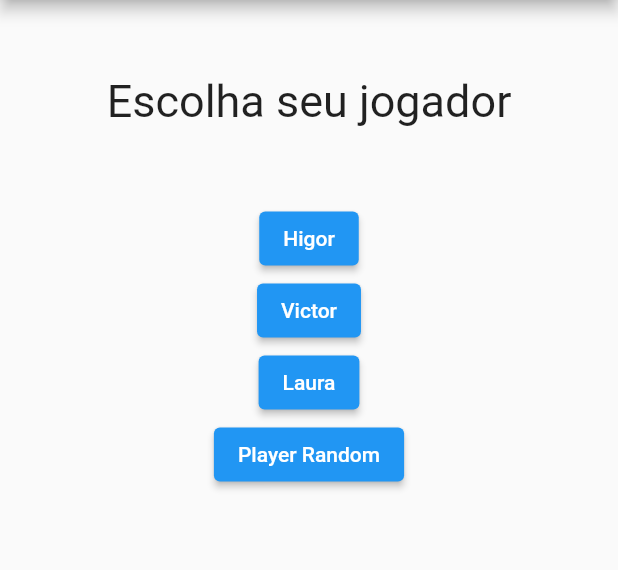
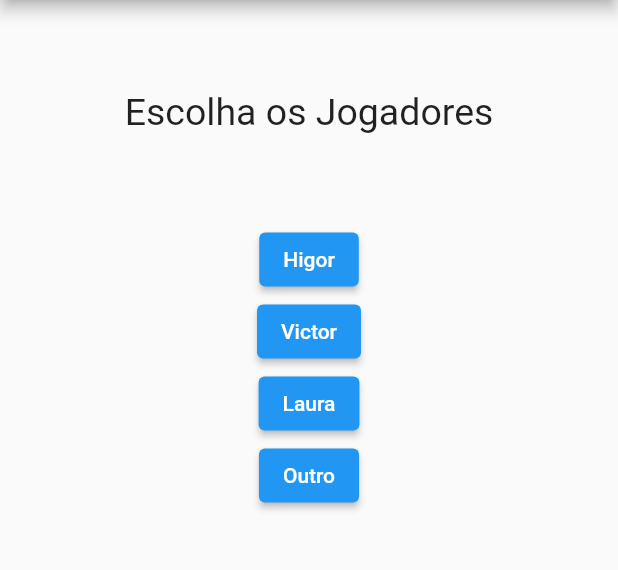
Before and after one commit to higorhbs/AndroidStudioProjects, a Flutter app: the screen it shows after launch, on a phone screen of 412 x 824 dp, the part 84-654 px from its top. Run offline on Flutter 3.47's test engine with Material 2 defaults, Android fonts, the phone set to English and light mode, and no system bars.

Commit message:
Alterações no codigo

```diff
--- a/pingpong/lib/main.dart
+++ b/pingpong/lib/main.dart
@@ -6,24 +6,42 @@ void main() => runApp(const PerguntaApp());
 
 class _PerguntaAppState extends State<PerguntaApp> {
   var _perguntaSelecionada = 0;
+  final _perguntas = const [
+    {
+      'texto': 'Escolha os Jogadores',
+      'respostas': ['Higor', 'Victor', 'Laura', 'Outro'],
+    },
+
+  ];
+  int _counter = 0;
+          void _incrementCounter() {
+    setState(() {
+      _counter++;
+          print(_counter);
+    });
+
+  }
 
   void _responder() {
+    if (temPerguntaSelecionada) {
       setState(() {
         _perguntaSelecionada++;
       });
     }
+  }
+
+  bool get temPerguntaSelecionada {
+    return _perguntaSelecionada < _perguntas.length;
+  }
 
   @override
   Widget build(BuildContext context) {
-    final perguntas = [
-      {
-        'texto': 'Escolha seu jogador',
-        'respostas': ['Higor', 'Victor', 'Laura', 'Player Random'],
-      },
-    ];
+    List<String> respostas = temPerguntaSelecionada
+        ? _perguntas[_perguntaSelecionada]['respostas'] as List<String>
+        : [];
 
-List<String> respostas =
-        perguntas[_perguntaSelecionada]['respostas'] as List<String>;
+
+
 
 
     return MaterialApp(
@@ -31,12 +49,23 @@ List<String> respostas =
         appBar: AppBar(
           title: const Text('Ping Pong'),
         ),
-        body: Column(
+        body: temPerguntaSelecionada
+            ? Column(
                 children: [
-            Questao(perguntas[_perguntaSelecionada]['texto'] as String),
+                  Questao(_perguntas[_perguntaSelecionada]['texto'] as String),
                   ...respostas.map((t) => Resposta(t, _responder)).toList(),
                 ],
+              )
+            : Center(
+            child:
+            ElevatedButton(
+            onPressed: () {
+              _incrementCounter();
+              // Ação a ser executada quando o botão for pressionado
+            },
+            child: Icon(Icons.add), // Ícone do botão
           ),
+            )
       ),
     );
   }
--- a/pingpong/lib/questao.dart
+++ b/pingpong/lib/questao.dart
@@ -10,10 +10,10 @@ class Questao extends StatelessWidget {
   Widget build(BuildContext context) {
     return Container(
       width: double.infinity,
-      margin: const EdgeInsets.all(50),
+      margin: const EdgeInsets.all(60),
       child: Text(
         texto,
-        style: const TextStyle(fontSize: 30),
+        style: const TextStyle(fontSize: 25),
         textAlign: TextAlign.center,
       ),
     );
--- a/pingpong/pubspec.yaml
+++ b/pingpong/pubspec.yaml
@@ -1,5 +1,6 @@
-name: pingpong
+name: projeto__perguntas
 description: A new Flutter project.
+
 # The following line prevents the package from being accidentally published to
 # pub.dev using `flutter pub publish`. This is preferred for private packages.
 publish_to: 'none' # Remove this line if you wish to publish to pub.dev
@@ -19,7 +20,7 @@ publish_to: 'none' # Remove this line if you wish to publish to pub.dev
 version: 1.0.0+1
 
 environment:
-  sdk: '>=2.3.0 <4.0.0'
+  sdk: '>=2.18.1 <3.0.0'
 
 # Dependencies specify other packages that your package needs in order to work.
 # To automatically upgrade your package dependencies to the latest versions
```
Also changed, not shown: pingpong/pubspec.lock. Lines whose indentation alone changed are shown as unchanged.
